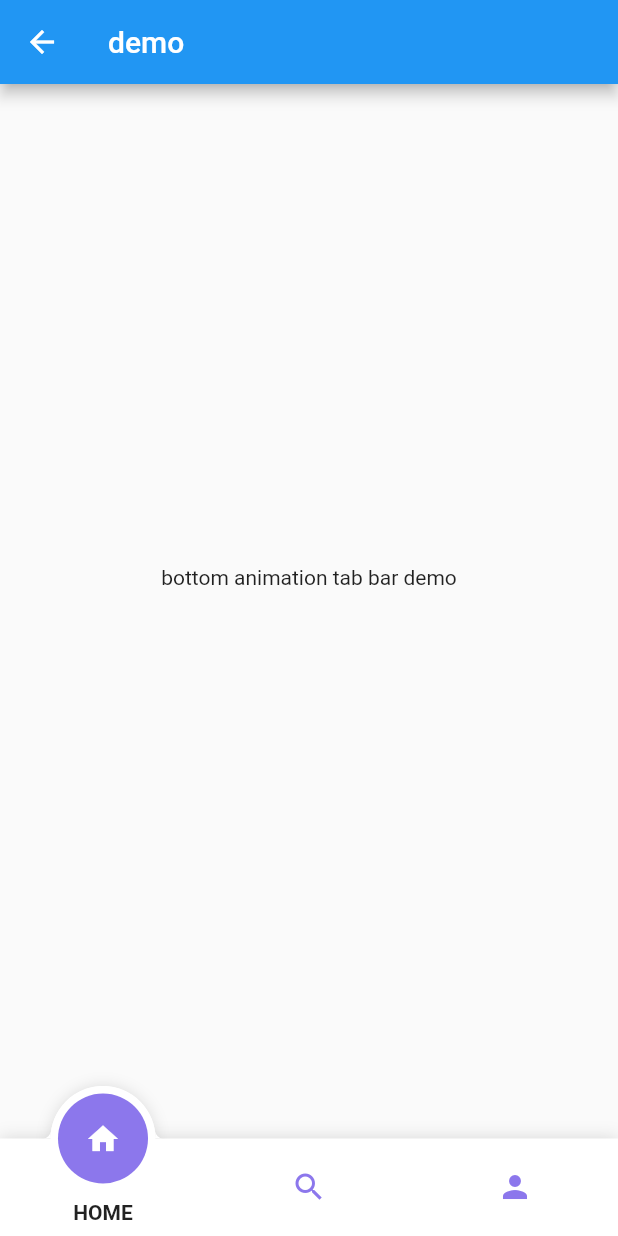
After one commit to lyx0224/flutterwidget, a Flutter app: the BottomAnimaTabBarDemo screen opened by its route, after a tap on the "home" icon, on a phone screen of 412 x 824 dp. The commit adds this screen. Run offline on Flutter 3.47's test engine with Material 2 defaults, Android fonts, the phone set to English and light mode, and no system bars; missing offline and left inert: dart:ffi, pull_to_refresh_notification.

```diff
--- /dev/null
+++ b/lib/bottom_tab_bar/demo.dart
@@ -0,0 +1,17 @@
+import 'package:flutter/material.dart';
+import 'package:myflutterwiget/bottom_tab_bar/fancy_tab_bar.dart';
+
+class BottomAnimaTabBarDemo extends StatelessWidget {
+  @override
+  Widget build(BuildContext context) {
+    return Scaffold(
+      appBar: AppBar(
+        title: Text('demo'),
+      ),
+      body: Center(
+        child: Text('bottom animation tab bar demo'),
+      ),
+      bottomNavigationBar: FancyTabBar(),
+    );
+  }
+}
--- /dev/null
+++ b/lib/bottom_tab_bar/fancy_tab_bar.dart
@@ -0,0 +1,239 @@
+import 'package:flutter/material.dart';
+import 'tab_item.dart';
+import 'package:vector_math/vector_math.dart' as vector;
+
+class FancyTabBar extends StatefulWidget {
+  @override
+  _FancyTabBarState createState() => _FancyTabBarState();
+}
+
+class _FancyTabBarState extends State<FancyTabBar>
+    with TickerProviderStateMixin {
+  AnimationController _animationController;
+  Tween<double> _positionTween;
+  Animation<double> _positionAnimation;
+
+  AnimationController _fadeOutController;
+  Animation<double> _fadeFabOutAnimation;
+  Animation<double> _fadeFabInAnimation;
+
+  double fabIconAlpha = 1;
+  IconData nextIcon = Icons.search;
+  IconData activeIcon = Icons.search;
+
+  int currentSelected = 1;
+
+  @override
+  void initState() {
+    super.initState();
+
+    _animationController = AnimationController(
+        vsync: this, duration: Duration(milliseconds: ANIM_DURATION));
+    _fadeOutController = AnimationController(
+        vsync: this, duration: Duration(milliseconds: (ANIM_DURATION ~/ 5)));
+
+    _positionTween = Tween<double>(begin: 0, end: 0);
+    _positionAnimation = _positionTween.animate(
+        CurvedAnimation(parent: _animationController, curve: Curves.easeOut))
+      ..addListener(() {
+        setState(() {});
+      });
+
+    _fadeFabOutAnimation = Tween<double>(begin: 1, end: 0).animate(
+        CurvedAnimation(parent: _fadeOutController, curve: Curves.easeOut))
+      ..addListener(() {
+        setState(() {
+          fabIconAlpha = _fadeFabOutAnimation.value;
+        });
+      })
+      ..addStatusListener((AnimationStatus status) {
+        if (status == AnimationStatus.completed) {
+          setState(() {
+            activeIcon = nextIcon;
+          });
+        }
+      });
+
+    _fadeFabInAnimation = Tween<double>(begin: 0, end: 1).animate(
+        CurvedAnimation(
+            parent: _animationController,
+            curve: Interval(0.8, 1, curve: Curves.easeOut)))
+      ..addListener(() {
+        setState(() {
+          fabIconAlpha = _fadeFabInAnimation.value;
+        });
+      });
+  }
+
+  @override
+  Widget build(BuildContext context) {
+    return Stack(
+      alignment: Alignment.topCenter,
+      children: <Widget>[
+        Container(
+          height: 65,
+          margin: EdgeInsets.only(top: 45),
+          decoration: BoxDecoration(color: Colors.white, boxShadow: [
+            BoxShadow(
+                color: Colors.black12, offset: Offset(0, -1), blurRadius: 8)
+          ]),
+          child: Row(
+            mainAxisSize: MainAxisSize.max,
+            crossAxisAlignment: CrossAxisAlignment.center,
+            children: <Widget>[
+              TabItem(
+                  selected: currentSelected == 0,
+                  iconData: Icons.home,
+                  title: "HOME",
+                  callbackFunction: () {
+                    setState(() {
+                      nextIcon = Icons.home;
+                      currentSelected = 0;
+                    });
+                    _initAnimationAndStart(_positionAnimation.value, -1);
+                  }),
+              TabItem(
+                  selected: currentSelected == 1,
+                  iconData: Icons.search,
+                  title: "SEARCH",
+                  callbackFunction: () {
+                    setState(() {
+                      nextIcon = Icons.search;
+                      currentSelected = 1;
+                    });
+                    _initAnimationAndStart(_positionAnimation.value, 0);
+                  }),
+              TabItem(
+                  selected: currentSelected == 2,
+                  iconData: Icons.person,
+                  title: "USER",
+                  callbackFunction: () {
+                    setState(() {
+                      nextIcon = Icons.person;
+                      currentSelected = 2;
+                    });
+                    _initAnimationAndStart(_positionAnimation.value, 1);
+                  })
+            ],
+          ),
+        ),
+        IgnorePointer(
+          child: Container(
+            decoration: BoxDecoration(color: Colors.transparent),
+            child: Align(
+              heightFactor: 1,
+              alignment: Alignment(_positionAnimation.value, 0),
+              child: FractionallySizedBox(
+                widthFactor: 1 / 3,
+                child: Stack(
+                  alignment: Alignment.center,
+                  children: <Widget>[
+                    SizedBox(
+                      height: 90,
+                      width: 90,
+                      child: ClipRect(
+                          clipper: HalfClipper(),
+                          child: Container(
+                            child: Center(
+                              child: Container(
+                                  width: 70,
+                                  height: 70,
+                                  decoration: BoxDecoration(
+                                      color: Colors.white,
+                                      shape: BoxShape.circle,
+                                      boxShadow: [
+                                        BoxShadow(
+                                            color: Colors.black12,
+                                            blurRadius: 8)
+                                      ])),
+                            ),
+                          )),
+                    ),
+                    SizedBox(
+                        height: 70,
+                        width: 90,
+                        child: CustomPaint(
+                          painter: HalfPainter(),
+                        )),
+                    SizedBox(
+                      height: 60,
+                      width: 60,
+                      child: Container(
+                        decoration: BoxDecoration(
+                            shape: BoxShape.circle,
+                            color: PURPLE,
+                            border: Border.all(
+                                color: Colors.white,
+                                width: 5,
+                                style: BorderStyle.none)),
+                        child: Padding(
+                          padding: const EdgeInsets.all(0.0),
+                          child: Opacity(
+                            opacity: fabIconAlpha,
+                            child: Icon(
+                              activeIcon,
+                              color: Colors.white,
+                            ),
+                          ),
+                        ),
+                      ),
+                    )
+                  ],
+                ),
+              ),
+            ),
+          ),
+        ),
+      ],
+    );
+  }
+
+  _initAnimationAndStart(double from, double to) {
+    _positionTween.begin = from;
+    _positionTween.end = to;
+
+    _animationController.reset();
+    _fadeOutController.reset();
+    _animationController.forward();
+    _fadeOutController.forward();
+  }
+}
+
+class HalfClipper extends CustomClipper<Rect> {
+  @override
+  Rect getClip(Size size) {
+    final rect = Rect.fromLTWH(0, 0, size.width, size.height / 2);
+    return rect;
+  }
+
+  @override
+  bool shouldReclip(CustomClipper<Rect> oldClipper) {
+    return true;
+  }
+}
+
+class HalfPainter extends CustomPainter {
+  @override
+  void paint(Canvas canvas, Size size) {
+    final Rect beforeRect = Rect.fromLTWH(0, (size.height / 2) - 10, 10, 10);
+    final Rect largeRect = Rect.fromLTWH(10, 0, size.width - 20, 70);
+    final Rect afterRect =
+        Rect.fromLTWH(size.width - 10, (size.height / 2) - 10, 10, 10);
+
+    final path = Path();
+    path.arcTo(beforeRect, vector.radians(0), vector.radians(90), false);
+    path.lineTo(20, size.height / 2);
+    path.arcTo(largeRect, vector.radians(0), -vector.radians(180), false);
+    path.moveTo(size.width - 10, size.height / 2);
+    path.lineTo(size.width - 10, (size.height / 2) - 10);
+    path.arcTo(afterRect, vector.radians(180), vector.radians(-90), false);
+    path.close();
+
+    canvas.drawPath(path, Paint()..color = Colors.white);
+  }
+
+  @override
+  bool shouldRepaint(CustomPainter oldDelegate) {
+    return true;
+  }
+}
--- /dev/null
+++ b/lib/bottom_tab_bar/tab_item.dart
@@ -0,0 +1,103 @@
+import 'package:flutter/material.dart';
+
+class TabItem extends StatefulWidget {
+  TabItem(
+      {@required this.selected,
+      @required this.iconData,
+      @required this.title,
+      @required this.callbackFunction});
+
+  String title;
+  IconData iconData;
+  bool selected;
+  Function callbackFunction;
+
+  @override
+  _TabItemState createState() => _TabItemState();
+}
+
+const double ICON_OFF = -3;
+const double ICON_ON = 0;
+const double TEXT_OFF = 3;
+const double TEXT_ON = 1;
+const double ALPHA_OFF = 0;
+const double ALPHA_ON = 1;
+const int ANIM_DURATION = 300;
+const Color PURPLE = Color(0xFF8c77ec);
+
+class _TabItemState extends State<TabItem> {
+  double iconYAlign = ICON_ON;
+  double textYAlign = TEXT_OFF;
+  double iconAlpha = ALPHA_ON;
+
+  @override
+  void initState() {
+    super.initState();
+    _setIconTextAlpha();
+  }
+
+  @override
+  void didUpdateWidget(TabItem oldWidget) {
+    super.didUpdateWidget(oldWidget);
+    _setIconTextAlpha();
+  }
+
+  _setIconTextAlpha() {
+    setState(() {
+      iconYAlign = (widget.selected) ? ICON_OFF : ICON_ON;
+      textYAlign = (widget.selected) ? TEXT_ON : TEXT_OFF;
+      iconAlpha = (widget.selected) ? ALPHA_OFF : ALPHA_ON;
+    });
+  }
+
+  @override
+  Widget build(BuildContext context) {
+    return Expanded(
+      child: Stack(
+        fit: StackFit.expand,
+        children: [
+          Container(
+            height: double.infinity,
+            width: double.infinity,
+            child: AnimatedAlign(
+                duration: Duration(milliseconds: ANIM_DURATION),
+                alignment: Alignment(0, textYAlign),
+                child: Padding(
+                  padding: const EdgeInsets.all(8.0),
+                  child: Text(
+                    widget.title,
+                    style: TextStyle(fontWeight: FontWeight.w600),
+                  ),
+                )),
+          ),
+          Container(
+            height: double.infinity,
+            width: double.infinity,
+            child: AnimatedAlign(
+              duration: Duration(milliseconds: ANIM_DURATION),
+              curve: Curves.easeIn,
+              alignment: Alignment(0, iconYAlign),
+              child: AnimatedOpacity(
+                duration: Duration(milliseconds: ANIM_DURATION),
+                opacity: iconAlpha,
+                child: IconButton(
+                  highlightColor: Colors.transparent,
+                  splashColor: Colors.transparent,
+                  padding: EdgeInsets.all(0),
+                  alignment: Alignment(0, 0),
+                  icon: Icon(
+                    widget.iconData,
+                    color: PURPLE,
+                  ),
+                  onPressed: () {
+                    widget.callbackFunction();
+                  },
+                ),
+              ),
+            ),
+          )
+        ],
+      ),
+    );
+  }
+}
--- a/lib/main.dart
+++ b/lib/main.dart
@@ -3,12 +3,15 @@ import 'dart:ffi';
 
 import 'package:flutter/material.dart';
 import 'package:myflutterwiget/basic.dart';
+import 'package:myflutterwiget/bottom_tab_bar/demo.dart';
 import 'package:myflutterwiget/home_page.dart';
 import 'package:myflutterwiget/page_view/pag_view_demo.dart';
 import 'package:myflutterwiget/page_view/page_view_detail.dart';
+import 'package:myflutterwiget/pulltorefresh/PullToRefreshDemo.dart';
 import 'package:myflutterwiget/sliver/sliver_demo1.dart';
 import 'package:myflutterwiget/sliver/sliver_demo2.dart';
 import 'package:myflutterwiget/sliver/sliver_tab.dart';
+import 'package:myflutterwiget/textspan/text_span_demo.dart';
 
 void main() => runApp(MyApp());
 
@@ -25,7 +28,10 @@ class MyApp extends StatelessWidget {
           'sliver_demo_2': (context) => SliverDemo2(),
           'sliver_with_tab': (context) => SliverWithTab(),
           'page_view_demo': (context) => PageViewDemo(),
-          'basic_widget': (context) => BasicWiget()
+          'basic_widget': (context) => BasicWiget(),
+          'demo_bottom_tab_bar': (context) => BottomAnimaTabBarDemo(),
+          'text_span_demo': (context) => TextSpanDemo(),
+          'pull_to_refresh_demo': (context) => PullToRefreshDemo()
           //'page_view_detail': (context) => PageViewDetail()
         },
         //给带名字的页面传值用（Pass arguments to a named route）
--- a/pubspec.yaml
+++ b/pubspec.yaml
@@ -23,6 +23,7 @@ dependencies:
   # The following adds the Cupertino Icons font to your application.
   # Use with the CupertinoIcons class for iOS style icons.
   cupertino_icons: ^0.1.2
+  pull_to_refresh_notification: ^1.1.2
 
 dev_dependencies:
   flutter_test:
```
Also changed, not shown: lib/basic.dart (+14 -0 lines), lib/home_page.dart (+30 -0 lines), lib/pulltorefresh/PullToRefreshDemo.dart (added, +107 -0 lines), lib/textspan/text_span_demo.dart (added, +63 -0 lines), pubspec.lock.
